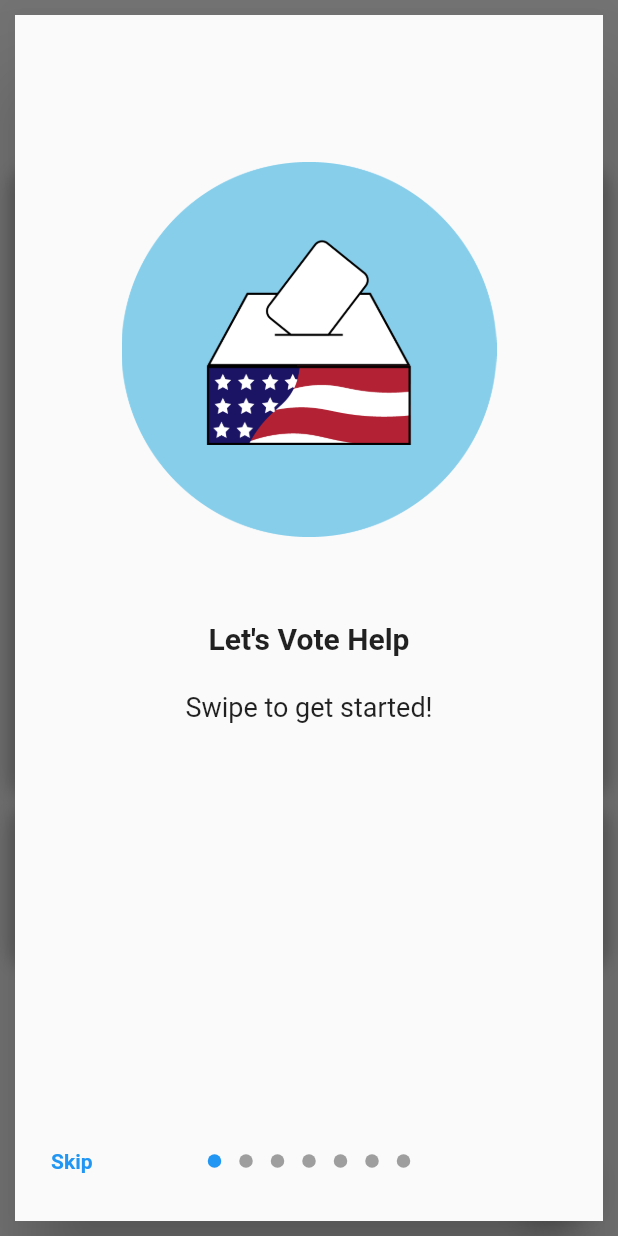
After one commit to adithnarayanan/lets_vote, a Flutter app: the DashboardPage screen opened directly, after a tap on the "help outline" icon, on a phone screen of 412 x 824 dp. The commit adds this screen. Run offline on Flutter 3.47's test engine with Material 2 defaults, Android fonts, the phone set to English and light mode, and no system bars; drawn by our look-alikes of introduction_screen, table_calendar; our stand-ins replace cached_network_image, flutter_cache_manager, flutter_local_notifications, geolocator, hive, hive_flutter and 4 more; missing offline and left inert: app_settings; accounts and stored records are empty; generated files the repository leaves out were written again.

Commit message:
Final V2 Commit, Introduction Screens, Help Screen, and Notification Added

```diff
--- a/lib/dashboard_page_update.dart
+++ b/lib/dashboard_page_update.dart
@@ -1,4 +1,7 @@
 import 'dart:convert';
+
+import 'package:lets_vote/help_page.dart';
+import 'package:lets_vote/profile_page.dart';
 
 import 'ballot_cache_manager.dart';
 
@@ -12,6 +15,7 @@ import 'package:table_calendar/table_calendar.dart';
 import 'package:intl/intl.dart';
 import 'ballot.dart';
 import 'home.dart';
+import 'introduction_page.dart';
 
 class DashboardPage extends StatefulWidget {
   @override
@@ -196,9 +200,26 @@ class _DashboardPageState extends State<DashboardPage> {
 
     if (status) {
       return Scaffold(
+        floatingActionButton: FloatingActionButton(
+            child: Icon(Icons.help_outline),
+            onPressed: () {
+              showDialog(
+                context: context,
+                builder: (_) => Dialog(
+                    insetPadding: EdgeInsets.all(10.0),
+                    child: Container(
+                      width: double.infinity,
+                      decoration: BoxDecoration(
+                          borderRadius: BorderRadius.circular(15)),
+                      child: HelpPage(),
+                    )),
+                barrierDismissible: true,
+              );
+            }),
         body: SafeArea(
           child: SingleChildScrollView(
             child: Column(
+              //crossAxisAlignment: CrossAxisAlignment.stretch,
               children: [
                 Padding(
                   padding: const EdgeInsets.fromLTRB(0, 40, 0, 0),
--- /dev/null
+++ b/lib/help_page.dart
@@ -0,0 +1,310 @@
+import 'package:flutter/material.dart';
+import 'package:introduction_screen/introduction_screen.dart';
+import 'package:url_launcher/url_launcher.dart';
+import 'package:video_player/video_player.dart';
+
+class HelpPage extends StatefulWidget {
+  @override
+  _HelpPageState createState() => _HelpPageState();
+}
+
+class _HelpPageState extends State<HelpPage> {
+  bool readyToBuildVideo = false;
+  VideoPlayerController _controller;
+  Future<void> _initializeVideoPlayerFuture;
+
+  Widget _buildImage(String assetName) {
+    return Align(
+      child: Image.asset('assets/$assetName.png', width: 250.0),
+      alignment: Alignment.bottomCenter,
+    );
+  }
+
+  final assetVideoNames = [
+    'IntroductionVideo3.mp4',
+    'IntroductionVotingVideo.mp4',
+    'IntroductionRepVideo.mp4',
+    'IntroNewProfile.mp4'
+  ];
+
+  @override
+  void initState() {
+    //_controller.setLooping(true);
+    super.initState();
+  }
+
+  @override
+  void dispose() {
+    _controller.removeListener(() {
+      print('listener removed');
+    });
+    _controller.dispose();
+    super.dispose();
+  }
+
+  Widget _buildVideo(bool status) {
+    if (status) {
+      return Align(
+        alignment: Alignment.bottomCenter,
+        child: FutureBuilder(
+          future: _initializeVideoPlayerFuture,
+          builder: (context, snapshot) {
+            if (snapshot.connectionState == ConnectionState.done) {
+              // If the VideoPlayerController has finished initialization, use
+              // the data it provides to limit the aspect ratio of the video.
+              _controller.play();
+              return AspectRatio(
+                aspectRatio: _controller.value.aspectRatio,
+                // Use the VideoPlayer widget to display the video.
+                child: VideoPlayer(_controller),
+              );
+            } else {
+              // If the VideoPlayerController is still initializing, show a
+              // loading spinner.
+              return Center(child: CircularProgressIndicator());
+            }
+          },
+        ),
+      );
+    } else {
+      return Center(child: CircularProgressIndicator());
+    }
+  }
+
+  _launchFeedbackURL() async {
+    const url = 'https://letsvote.carrd.co/';
+    if (await canLaunch(url)) {
+      await launch(url);
+    } else {
+      throw 'Could not launch $url';
+    }
+  }
+
+  @override
+  Widget build(BuildContext context) {
+    const bodyStyle = TextStyle(fontSize: 19.0);
+    const pageDecoration = PageDecoration(
+        pageColor: Colors.white,
+        imageFlex: 3,
+        bodyFlex: 2,
+        imagePadding: EdgeInsets.fromLTRB(0, 20, 0, 0),
+        bodyTextStyle: TextStyle());
+
+    return IntroductionScreen(
+      dotsFlex: 2,
+      onChange: (value) async {
+        print(value);
+        if (value > 1 && value < 6) {
+          if (_controller != null) {
+            setState(() {
+              readyToBuildVideo = false;
+            });
+            await _controller.dispose();
+          }
+          setState(() {
+            _controller = VideoPlayerController.asset(
+                'assets/${assetVideoNames[value - 2]}');
+            _initializeVideoPlayerFuture = _controller.initialize();
+            //_controller.setLooping(true);
+            _controller.addListener(() {
+              // print(_controller.value.isPlaying);
+              if (!_controller.value.isPlaying) {
+                // _controller.initialize();
+                _controller.seekTo(new Duration(seconds: 0));
+                _controller.play();
+              }
+            });
+            readyToBuildVideo = true;
+          });
+        }
+        // else {
+        //   if (_controller != null) {
+        //     _controller.dispose();
+        //     readyToBuildVideo = false;
+        //   }
+        //   readyToBuildVideo = false;
+        // }
+      },
+      pages: [
+        PageViewModel(
+          title: 'Let\'s Vote Help',
+          body: 'Swipe to get started!',
+          image: _buildImage('IntroductionPage1'),
+          decoration: PageDecoration(),
+        ),
+        PageViewModel(
+            title: 'Dates & Deadlines',
+            bodyWidget: Text(
+              'The Home Page will feature all the important upcoming dates and deadlines in a calendar format',
+              style:
+                  TextStyle(color: Colors.black, fontSize: 18.0, height: 1.5),
+              textAlign: TextAlign.center,
+            ),
+            image: Align(
+              alignment: Alignment.bottomCenter,
+              child: Image.asset('assets/IntroductionPhoto2.jpeg'),
+            ),
+            decoration: pageDecoration
+            //decoration: pageDecoration,
+            ),
+        PageViewModel(
+            decoration: pageDecoration,
+            title: "The Ballot Page",
+            bodyWidget: RichText(
+              text: TextSpan(
+                children: [
+                  TextSpan(
+                    text: "• Elections, Candidates, and Measures\n• Use ",
+                    style: TextStyle(
+                        color: Colors.black, fontSize: 18.0, height: 1.5),
+                  ),
+                  WidgetSpan(
+                    child: Icon(
+                      Icons.add_circle_outline,
+                      size: 20,
+                      color: Colors.blue,
+                    ),
+                  ),
+                  TextSpan(
+                    text:
+                        " to choose candidate.\n• All choices are saved automatically. \n• Use the ",
+                    style: TextStyle(
+                        color: Colors.black, fontSize: 18.0, height: 1.5),
+                  ),
+                  WidgetSpan(
+                    child: Icon(
+                      Icons.autorenew,
+                      size: 20,
+                      color: Colors.blue,
+                    ),
+                  ),
+                  TextSpan(
+                    text:
+                        " button to refresh your ballot, to account for any recent changes ",
+                    style: TextStyle(
+                        color: Colors.black, fontSize: 18.0, height: 1.5),
+                  ),
+                ],
+              ),
+            ),
+            //bodyWidget: Text(
+            //    '• Elections, Candidates, and Measures \n • Use ${Icon(Icons.add_circle_outline)} to choose candidate. \n • All your choices are saved automatically.'),
+            image: _buildVideo(readyToBuildVideo)),
+        PageViewModel(
+            decoration: pageDecoration,
+            title: "The Voting Page",
+            bodyWidget: Column(
+              crossAxisAlignment: CrossAxisAlignment.stretch,
+              children: [
+                Text(
+                    '• Register to Vote (where applicable) \n • View Your Voting Checklist  \n • Find Your Polling Place \n • Check/Update Registration Status',
+                    textAlign: TextAlign.left,
+                    style: TextStyle(
+                        color: Colors.black, fontSize: 18.0, height: 1.5)),
+              ],
+            ),
+            image: _buildVideo(readyToBuildVideo)),
+        PageViewModel(
+            decoration: pageDecoration,
+            title: "Current Representatives",
+            bodyWidget: Column(
+              crossAxisAlignment: CrossAxisAlignment.stretch,
+              children: [
+                Text(
+                  '• View all your Current Representatives \n • Organized in order of Federal, State, and Local',
+                  style: TextStyle(
+                      color: Colors.black, fontSize: 18.0, height: 1.5),
+                  // textAlign: TextAlign.center,
+                ),
+              ],
+            ),
+            image: _buildVideo(readyToBuildVideo)),
+        PageViewModel(
+            decoration: pageDecoration,
+            title: "Profile & Notifications",
+            bodyWidget: Text(
+              '• Edit your Address and Party Affiliation  \n• Enable/Disable Notfication Reminders before Upcoming Elections and Deadlines\n• Customize number of days before which notification is showed',
+              style: TextStyle(
+                color: Colors.black,
+                fontSize: 16.0,
+                height: 1.5,
+              ),
+            ),
+            image: _buildVideo(readyToBuildVideo)),
+        // PageViewModel(
+        //     title: 'Help & Feedback',
+        //     bodyWidget: RichText(
+        //       textAlign: TextAlign.center,
+        //       text: TextSpan(
+        //         children: [
+        //           TextSpan(
+        //             text: 'To revist this guide or submit feedback press the ',
+        //             style: TextStyle(
+        //               color: Colors.black,
+        //               fontSize: 18.0,
+        //               height: 1.5,
+        //             ),
+        //           ),
+        //           WidgetSpan(
+        //             child: Icon(
+        //               Icons.help_outline,
+        //               size: 24,
+        //               color: Colors.blue,
+        //             ),
+        //           ),
+        //           TextSpan(
+        //             text: ' button located on the Home Page',
+        //             style: TextStyle(
+        //                 color: Colors.black, fontSize: 18.0, height: 1.5),
+        //           ),
+        //         ],
+        //       ),
+        //     ),
+        //     image: Align(
+        //       alignment: Alignment.bottomCenter,
+        //       child: Image.asset('assets/IntroductionHelp.jpeg'),
+        //     ),
+        //     decoration: pageDecoration
+        //     //decoration: pageDecoration,
+        //     ),
+        PageViewModel(
+          title: 'Feedback or Questions?',
+          bodyWidget: Column(
+            children: [
+              Text('Click the Button Below!'),
+              RaisedButton(
+                  color: Colors.blueAccent,
+                  onPressed: () {
+                    _launchFeedbackURL();
+                  },
+                  child: Text(
+                    'Click Me',
+                    style: TextStyle(color: Colors.white),
+                  ))
+            ],
+          ),
+          image: _buildImage('IntroductionPage1'),
+          decoration: PageDecoration(),
+        ),
+      ],
+      onDone: () {
+        Navigator.of(context).pop();
+      },
+      onSkip: () {
+        Navigator.of(context).pop();
+      },
+      skip: Row(
+        children: [
+          const Text('Skip', style: TextStyle(fontWeight: FontWeight.w600)),
+        ],
+      ),
+      done: Row(
+        children: [
+          const Text('Done', style: TextStyle(fontWeight: FontWeight.w600)),
+        ],
+      ),
+      showSkipButton: true,
+      showNextButton: false,
+    );
+  }
+}
--- a/lib/main.dart
+++ b/lib/main.dart
@@ -7,6 +7,7 @@ import 'package:lets_vote/candidate.dart';
 import 'package:lets_vote/election.dart';
 import 'package:hive_flutter/hive_flutter.dart';
 import 'package:lets_vote/home.dart';
+import 'package:lets_vote/introduction_page.dart';
 import 'package:lets_vote/measure.dart';
 import 'package:shared_preferences/shared_preferences.dart';
 import 'initialization_page.dart';
@@ -106,7 +107,8 @@ class _MyAppState extends State<MyApp> {
         selectedIndex: 2,
       );
     }
-    return InitializationPage();
+    //return InitializationPage();
+    return IntroductionPage();
   }
 
   @override
--- a/lib/profile_page.dart
+++ b/lib/profile_page.dart
@@ -156,7 +156,7 @@ class _ProfilePageState extends State<ProfilePage> {
         builder: (BuildContext context) {
           return new NumberPickerDialog.integer(
             minValue: 1,
-            maxValue: 60,
+            maxValue: 30,
             title: new Text("Select Number of Days Before"),
             initialIntegerValue: secondAlert,
             infiniteLoop: true,
@@ -364,7 +364,7 @@ class _ProfilePageState extends State<ProfilePage> {
                         onPressed: !isSwitched ? null : _showDialog1,
                       ),
                       title: Text(
-                        'Days before Registration Deadline Notification',
+                        'Registration Deadline Notification',
                         style: TextStyle(
                             // color: Colors.white,
                             fontSize: 16.0,
--- a/pubspec.yaml
+++ b/pubspec.yaml
@@ -15,7 +15,7 @@ publish_to: 'none' # Remove this line if you wish to publish to pub.dev
 # In iOS, build-name is used as CFBundleShortVersionString while build-number used as CFBundleVersion.
 # Read more about iOS versioning at
 # https://developer.apple.com/library/archive/documentation/General/Reference/InfoPlistKeyReference/Articles/CoreFoundationKeys.html
-version: 1.0.0+2
+version: 1.0.0+3
 
 environment:
   sdk: ">=2.7.0 <3.0.0"
@@ -44,6 +44,8 @@ dependencies:
   flutter_local_notifications: ^1.4.4+2
   numberpicker: ^1.2.0
   app_settings: ^4.0.3
+  video_player:
+  flutter_markdown: ^0.4.3
 
 dev_dependencies:
   flutter_test:
```
Also changed, not shown: lib/home.dart (+10 -2 lines), lib/introduction_page.dart (+329 -0 lines), assets/IntroductionHelp.jpeg (added), assets/IntroductionPage1.png (added), assets/IntroductionPhoto2.jpeg (added), pubspec.lock, 5 other files.
